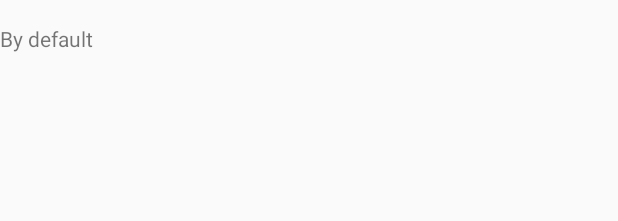
After one commit to deraesw/DemoMovieWes, an Android app: the layout item_sorting_movie.xml on its own in the app's theme, with its tools: preview values and no code run, on a phone screen of 412 x 824 dp. The commit adds this screen. Shown: the top 221 px of the screen. Run offline under Robolectric (Android 15) with nearby library versions, the phone set to English and light mode, and no system bars.

Commit message:
Sorting Movie functionality

```diff
--- a/app/src/main/AndroidManifest.xml
+++ b/app/src/main/AndroidManifest.xml
@@ -25,7 +25,11 @@
         <activity
             android:name=".ui.movie_detail.MovieDetailActivity"
             android:label="@string/title_activity_movie_detail"
-            android:theme="@style/AppTheme.NoActionBar"/>
+            android:theme="@style/AppTheme.NoActionBar" />
+        <activity
+            android:name=".ui.movies_in_theater.sorting_movies.SortingMovieActivity"
+            android:theme="@style/AppTheme.Transparent"
+            />
     </application>
 
 </manifest>
--- a/app/src/main/java/com/demo/developer/deraesw/demomoviewes/MainActivity.kt
+++ b/app/src/main/java/com/demo/developer/deraesw/demomoviewes/MainActivity.kt
@@ -15,6 +15,7 @@ import com.demo.developer.deraesw.demomoviewes.data.model.AccountData
 import com.demo.developer.deraesw.demomoviewes.ui.NavigationInterface
 import com.demo.developer.deraesw.demomoviewes.ui.movie_detail.MovieDetailActivity
 import com.demo.developer.deraesw.demomoviewes.ui.movies_in_theater.MoviesInTheaterFragment
+import com.demo.developer.deraesw.demomoviewes.ui.movies_in_theater.sorting_movies.SortingMovieActivity
 import com.demo.developer.deraesw.demomoviewes.ui.synchronize_data.SynchronizedDataActivity
 import com.demo.developer.deraesw.demomoviewes.utils.Injection
 
@@ -81,7 +82,7 @@ class MainActivity : AppCompatActivity(), NavigationInterface {
         launchMovieDetailActivity(key)
     }
 
-    fun launchMovieDetailActivity(key : Int){
+    private fun launchMovieDetailActivity(key : Int){
         intent = Intent(this, MovieDetailActivity::class.java)
         intent.putExtra(MovieDetailActivity.KEY_MOVIE_ID, key)
         startActivity(intent)
--- /dev/null
+++ b/app/src/main/java/com/demo/developer/deraesw/demomoviewes/data/model/MovieSortItem.kt
@@ -0,0 +1,4 @@
+package com.demo.developer.deraesw.demomoviewes.data.model
+
+class MovieSortItem (val key : String, val title : String = "", var selected : Boolean = false) {
+}
--- a/app/src/main/java/com/demo/developer/deraesw/demomoviewes/ui/NavigationInterface.kt
+++ b/app/src/main/java/com/demo/developer/deraesw/demomoviewes/ui/NavigationInterface.kt
@@ -2,4 +2,8 @@ package com.demo.developer.deraesw.demomoviewes.ui
 
 interface NavigationInterface {
     fun clickOnLaunchMovieDetailView(key : Int)
+
+    companion object {
+        const val RC_MOVIE_SORTING_OPTION = 1000
+    }
 }
--- /dev/null
+++ b/app/src/main/res/drawable/ic_done_green_24dp.xml
@@ -0,0 +1,5 @@
+<vector android:height="24dp" android:tint="#28E900"
+    android:viewportHeight="24.0" android:viewportWidth="24.0"
+    android:width="24dp" xmlns:android="http://schemas.android.com/apk/res/android">
+    <path android:fillColor="#FF000000" android:pathData="M9,16.2L4.8,12l-1.4,1.4L9,19 21,7l-1.4,-1.4L9,16.2z"/>
+</vector>
--- /dev/null
+++ b/app/src/main/res/layout/item_sorting_movie.xml
@@ -0,0 +1,61 @@
+<?xml version="1.0" encoding="utf-8"?>
+<layout
+    xmlns:android="http://schemas.android.com/apk/res/android"
+    xmlns:app="http://schemas.android.com/apk/res-auto"
+    xmlns:tools="http://schemas.android.com/tools">
+
+    <data>
+        <variable
+            name="sorting"
+            type="com.demo.developer.deraesw.demomoviewes.data.model.MovieSortItem"/>
+    </data>
+
+    <android.support.constraint.ConstraintLayout
+        android:layout_width="match_parent"
+        android:layout_height="wrap_content"
+        android:background="?attr/selectableItemBackground"
+        >
+
+        <TextView
+            android:id="@+id/tv_sorting_option_title"
+            android:layout_width="wrap_content"
+            android:layout_height="wrap_content"
+            android:layout_marginBottom="@dimen/spacing_small_large"
+            android:layout_marginLeft="0dp"
+            android:layout_marginStart="0dp"
+            android:layout_marginTop="@dimen/spacing_small_large"
+            android:text="@{sorting.title}"
+            tools:text="By default"
+            app:layout_constraintBottom_toBottomOf="parent"
+            app:layout_constraintStart_toStartOf="parent"
+            app:layout_constraintTop_toTopOf="parent" />
+
+        <android.support.constraint.Guideline
+            android:id="@+id/guideline2"
+            android:layout_width="wrap_content"
+            android:layout_height="wrap_content"
+            android:orientation="vertical"
+            app:layout_constraintGuide_end="80dp" />
+
+        <ImageView
+            android:id="@+id/iv_option_selected"
+            android:layout_width="wrap_content"
+            android:layout_height="wrap_content"
+            android:layout_marginBottom="8dp"
+            android:layout_marginEnd="8dp"
+            android:layout_marginLeft="8dp"
+            android:layout_marginRight="8dp"
+            android:layout_marginStart="8dp"
+            android:layout_marginTop="8dp"
+            app:layout_constraintBottom_toBottomOf="parent"
+            app:layout_constraintEnd_toEndOf="parent"
+            app:layout_constraintStart_toStartOf="@+id/guideline2"
+            app:layout_constraintTop_toTopOf="parent"
+            app:srcCompat="@drawable/ic_done_green_24dp"
+            android:contentDescription="@string/desc_sorting_selected"
+            android:visibility="gone"
+            />
+
+
+    </android.support.constraint.ConstraintLayout>
+</layout>
--- a/app/src/main/res/values/colors.xml
+++ b/app/src/main/res/values/colors.xml
@@ -14,4 +14,6 @@
 
 
     <color name="dim_dark_background">#CC000000</color>
+    <color name="light_withe_background">#fafafa</color>
+    <color name="scrim">#99323232</color>
 </resources>
--- a/app/src/main/res/values/styles.xml
+++ b/app/src/main/res/values/styles.xml
@@ -10,6 +10,16 @@
     <style name="AppTheme.NoActionBar">
         <item name="windowActionBar">false</item>
         <item name="windowNoTitle">true</item>
+    </style>
+
+    <style name="AppTheme.Transparent">
+        <!-- using a semi-transparent window background for the drag-back gesture -->
+        <item name="android:windowBackground">@color/scrim</item>
+        <item name="android:colorBackgroundCacheHint">@null</item>
+        <item name="android:windowContentOverlay">@null</item>
+        <item name="android:windowIsFloating">false</item>
+        <item name="android:windowIsTranslucent">true</item>
+        <item name="android:windowNoTitle">true</item>
     </style>
 
     <style name="AppTheme.AppBarOverlay" parent="ThemeOverlay.AppCompat.Dark.ActionBar" />
```
Also changed, not shown: app/src/main/java/com/demo/developer/deraesw/demomoviewes/adapter/SortingMovieAdapter.kt (added, +100 -0 lines), app/src/main/java/com/demo/developer/deraesw/demomoviewes/ui/movies_in_theater/MoviesInTheaterFragment.kt (+53 -7 lines), app/src/main/java/com/demo/developer/deraesw/demomoviewes/ui/movies_in_theater/sorting_movies/SortingMovieActivity.kt (added, +40 -0 lines), app/src/main/java/com/demo/developer/deraesw/demomoviewes/ui/movies_in_theater/sorting_movies/SortingMovieFragment.kt (added, +104 -0 lines), app/src/main/java/com/demo/developer/deraesw/demomoviewes/utils/Constant.kt (+16 -0 lines), app/src/main/res/layout/activity_sorting_movie.xml (added, +24 -0 lines), app/src/main/res/layout/fragment_sorting_movie.xml (added, +27 -0 lines), app/src/main/res/menu/menu_movie_in_theater.xml (+8 -0 lines), app/src/main/res/values/strings.xml (+12 -6 lines).
